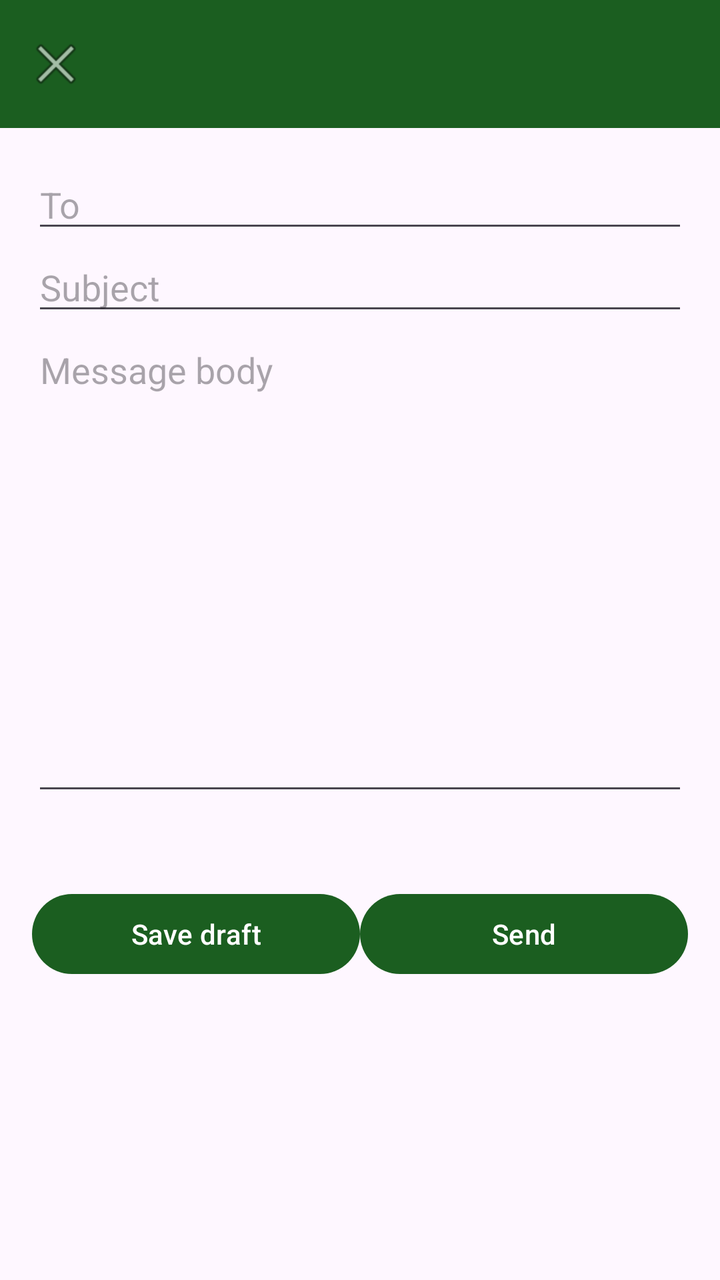
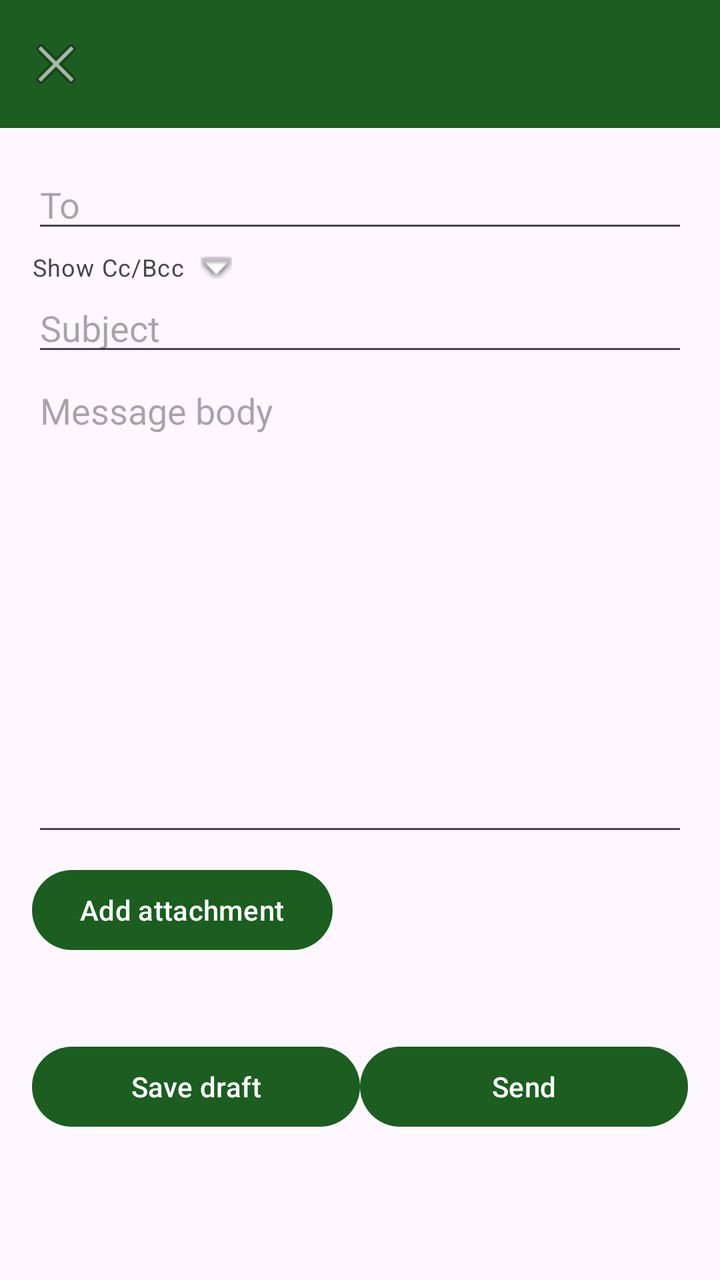

An Android layout rendered at two revisions. The XML below is the earlier revision; the diff shows what the commit changed to produce the second picture.
<!-- AndroidManifest.xml: application theme Theme.GraalMail -->
<!-- res/layout/activity_compose.xml -->
<?xml version="1.0" encoding="utf-8"?>
<LinearLayout xmlns:android="http://schemas.android.com/apk/res/android"
    xmlns:app="http://schemas.android.com/apk/res-auto"
    android:layout_width="match_parent"
    android:layout_height="match_parent"
    android:orientation="vertical">

    <com.google.android.material.appbar.AppBarLayout
        android:layout_width="match_parent"
        android:layout_height="wrap_content">

        <androidx.appcompat.widget.Toolbar
            android:id="@+id/toolbar"
            android:layout_width="match_parent"
            android:layout_height="?attr/actionBarSize"
            android:background="?attr/colorPrimary"
            app:navigationIcon="@android:drawable/ic_menu_close_clear_cancel" />
    </com.google.android.material.appbar.AppBarLayout>

    <ScrollView
        android:layout_width="match_parent"
        android:layout_height="0dp"
        android:layout_weight="1">

        <LinearLayout
            android:layout_width="match_parent"
            android:layout_height="wrap_content"
            android:orientation="vertical"
            android:padding="16dp">

            <EditText
                android:id="@+id/compose_to"
                android:layout_width="match_parent"
                android:layout_height="wrap_content"
                android:hint="@string/compose_to"
                android:inputType="textEmailAddress" />

            <EditText
                android:id="@+id/compose_subject"
                android:layout_width="match_parent"
                android:layout_height="wrap_content"
                android:hint="@string/compose_subject"
                android:inputType="text" />

            <EditText
                android:id="@+id/compose_body"
                android:layout_width="match_parent"
                android:layout_height="240dp"
                android:gravity="top|start"
                android:hint="@string/compose_body"
                android:inputType="textMultiLine" />

            <TextView
                android:id="@+id/compose_status"
                android:layout_width="match_parent"
                android:layout_height="wrap_content"
                android:layout_marginTop="8dp"
                android:textAppearance="@style/TextAppearance.GraalMail.Snippet" />

            <LinearLayout
                android:layout_width="match_parent"
                android:layout_height="wrap_content"
                android:layout_marginTop="16dp"
                android:orientation="horizontal">

                <Button
                    android:id="@+id/compose_draft"
                    android:layout_width="0dp"
                    android:layout_height="wrap_content"
                    android:layout_weight="1"
                    android:text="@string/compose_save_draft" />

                <Button
                    android:id="@+id/compose_send"
                    android:layout_width="0dp"
                    android:layout_height="wrap_content"
                    android:layout_weight="1"
                    android:text="@string/compose_send" />
            </LinearLayout>
        </LinearLayout>
    </ScrollView>
</LinearLayout>
<!-- resources referenced by this layout -->
<resources>
  <string name="compose_body">Message body</string>
  <string name="compose_save_draft">Save draft</string>
  <string name="compose_send">Send</string>
  <string name="compose_subject">Subject</string>
  <string name="compose_to">To</string>
  <style name="TextAppearance.GraalMail.Snippet" parent="TextAppearance.Material3.BodySmall">
          <item name="android:textColor">?android:attr/textColorSecondary</item>
      </style>
  <style name="Theme.GraalMail" parent="Theme.Material3.DayNight.NoActionBar">
          <item name="colorPrimary">@color/brand_primary</item>
          <item name="colorPrimaryDark">@color/brand_primary_dark</item>
          <item name="colorSecondary">@color/brand_secondary</item>
          <item name="colorAccent">@color/brand_accent</item>
          <item name="android:statusBarColor" tools:targetApi="l">?attr/colorPrimaryDark</item>
          <item name="android:windowBackground">?attr/colorSurface</item>
      </style>
  <color name="brand_primary">#1B5E20</color>
  <color name="brand_primary_dark">#0B3D0C</color>
  <color name="brand_secondary">#2E7D32</color>
  <color name="brand_accent">#66BB6A</color>
</resources>

<!-- the commit's change to res/layout/activity_compose.xml (unified diff, before → after) -->
@@ -36,6 +36,46 @@
                 android:inputType="textEmailAddress" />
 
             <EditText
+                android:id="@+id/compose_cc"
+                android:layout_width="match_parent"
+                android:layout_height="wrap_content"
+                android:hint="@string/compose_cc"
+                android:inputType="textEmailAddress"
+                android:visibility="gone" />
+
+            <EditText
+                android:id="@+id/compose_bcc"
+                android:layout_width="match_parent"
+                android:layout_height="wrap_content"
+                android:hint="@string/compose_bcc"
+                android:inputType="textEmailAddress"
+                android:visibility="gone" />
+
+            <LinearLayout
+                android:id="@+id/compose_cc_bcc_toggle"
+                android:layout_width="match_parent"
+                android:layout_height="wrap_content"
+                android:orientation="horizontal"
+                android:layout_marginTop="4dp">
+
+                <TextView
+                    android:id="@+id/compose_show_cc_bcc"
+                    android:layout_width="wrap_content"
+                    android:layout_height="wrap_content"
+                    android:text="@string/compose_show_cc_bcc"
+                    android:textAppearance="@style/TextAppearance.GraalMail.Snippet"
+                    android:layout_gravity="center_vertical" />
+
+                <ImageView
+                    android:id="@+id/compose_cc_bcc_arrow"
+                    android:layout_width="wrap_content"
+                    android:layout_height="wrap_content"
+                    android:src="@android:drawable/arrow_down_float"
+                    android:layout_gravity="center_vertical"
+                    android:layout_marginStart="8dp" />
+            </LinearLayout>
+
+            <EditText
                 android:id="@+id/compose_subject"
                 android:layout_width="match_parent"
                 android:layout_height="wrap_content"
@@ -49,6 +89,34 @@
                 android:gravity="top|start"
                 android:hint="@string/compose_body"
                 android:inputType="textMultiLine" />
+
+            <LinearLayout
+                android:id="@+id/compose_attachments"
+                android:layout_width="match_parent"
+                android:layout_height="wrap_content"
+                android:orientation="vertical"
+                android:layout_marginTop="8dp"
+                android:visibility="gone">
+
+                <TextView
+                    android:layout_width="match_parent"
+                    android:layout_height="wrap_content"
+                    android:text="@string/compose_attachments"
+                    android:textAppearance="@style/TextAppearance.GraalMail.Caption" />
+
+                <androidx.recyclerview.widget.RecyclerView
+                    android:id="@+id/compose_attachments_list"
+                    android:layout_width="match_parent"
+                    android:layout_height="wrap_content"
+                    android:nestedScrollingEnabled="false" />
+            </LinearLayout>
+
+            <Button
+                android:id="@+id/compose_add_attachment"
+                android:layout_width="wrap_content"
+                android:layout_height="wrap_content"
+                android:layout_marginTop="8dp"
+                android:text="@string/compose_add_attachment" />
 
             <TextView
                 android:id="@+id/compose_status"
<!-- resource entries referenced after the edit -->
@@ -1,10 +1,18 @@
 <!-- resources referenced by this layout -->
 <resources>
+  <string name="compose_add_attachment">Add attachment</string>
+  <string name="compose_attachments">Attachments</string>
+  <string name="compose_bcc">Bcc</string>
   <string name="compose_body">Message body</string>
+  <string name="compose_cc">Cc</string>
   <string name="compose_save_draft">Save draft</string>
   <string name="compose_send">Send</string>
+  <string name="compose_show_cc_bcc">Show Cc/Bcc</string>
   <string name="compose_subject">Subject</string>
   <string name="compose_to">To</string>
+  <style name="TextAppearance.GraalMail.Caption" parent="TextAppearance.Material3.LabelSmall">
+          <item name="android:textColor">?android:attr/textColorSecondary</item>
+      </style>
   <style name="TextAppearance.GraalMail.Snippet" parent="TextAppearance.Material3.BodySmall">
           <item name="android:textColor">?android:attr/textColorSecondary</item>
       </style>
